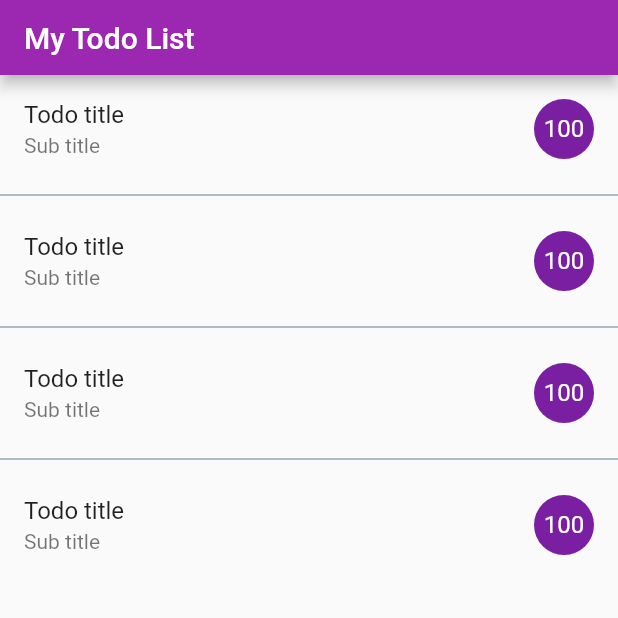
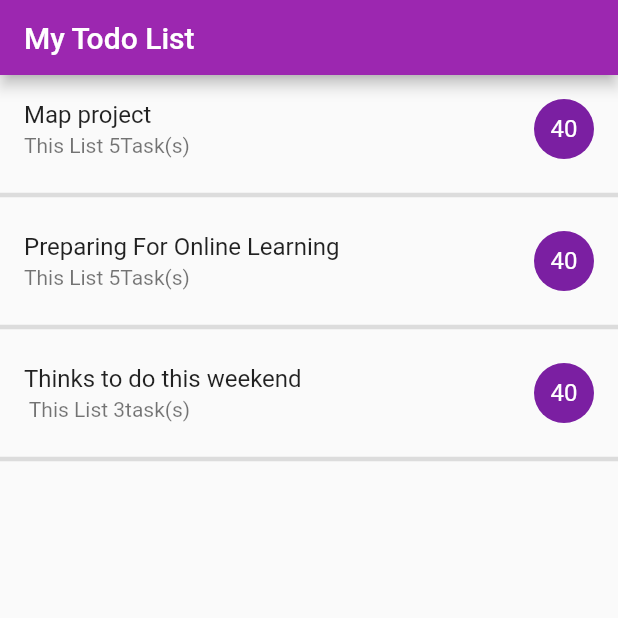
Before and after one commit to Kawsar07/To_Do_App_Flutter, a Flutter app: the screen it shows after launch, on a phone screen of 412 x 824 dp, the top half of it. Run offline on Flutter 3.47's test engine with Material 2 defaults, Android fonts, the phone set to English and light mode, and no system bars.

Commit message:
Feature Add

```diff
--- a/lib/screens/todo_list/body.dart
+++ b/lib/screens/todo_list/body.dart
@@ -10,24 +10,51 @@ import 'package:untitled36/screens/task_list/task_list_screen.dart';
 class Body extends StatelessWidget {
   @override
   Widget build(BuildContext context) {
-    return ListView.separated(
-      itemCount: 4,
-      separatorBuilder: (context, index) => Divider(
-        color: Colors.blueGrey,
-      ),
-      itemBuilder: (context, index) => ListTile(
-        title: Text('Todo title'),
-        subtitle: Text('Sub title'),
-        trailing: CircleAvatar(
-          child: Text('100'),
+    return  Column(
+      children: [
+        ListTile(
+          onTap: () {
+            Navigator.push(context, CupertinoPageRoute(builder: (context){
+              return TaskListScreen();
+            }));
+
+          },
+          title: Text('Map project'),
+subtitle: Text('This List 5Task(s) '),
+trailing: CircleAvatar(
+child: Text('40'),
+),
         ),
-        onTap: () {
-          Navigator.push(context, CupertinoPageRoute(builder: (context){
-            return TaskListScreen();
-          }));
+        Divider(thickness: 3,),
+        ListTile(
+          title: Text('Preparing For Online Learning'),
+          subtitle: Text('This List 5Task(s) '),
+          onTap: () {
+            Navigator.push(context, CupertinoPageRoute(builder: (context){
+              return TaskListScreen();
+            }));
 
-        },
-      ),
+          },
+          trailing: CircleAvatar(
+            child: Text('40'),
+          ),
+        ),
+        Divider(thickness: 3,),
+        ListTile(
+          onTap: () {
+            Navigator.push(context, CupertinoPageRoute(builder: (context){
+              return TaskListScreen();
+            }));
+
+          },
+          title: Text('Thinks to do this weekend'),
+          subtitle: Text(' This List 3task(s)'),
+          trailing: CircleAvatar(
+            child: Text('40'),
+          ),
+        ),
+        Divider(thickness: 3,),
+      ],
     );
   }
 }
```
Also changed, not shown: lib/screens/task_list/body.dart (+25 -10 lines).
